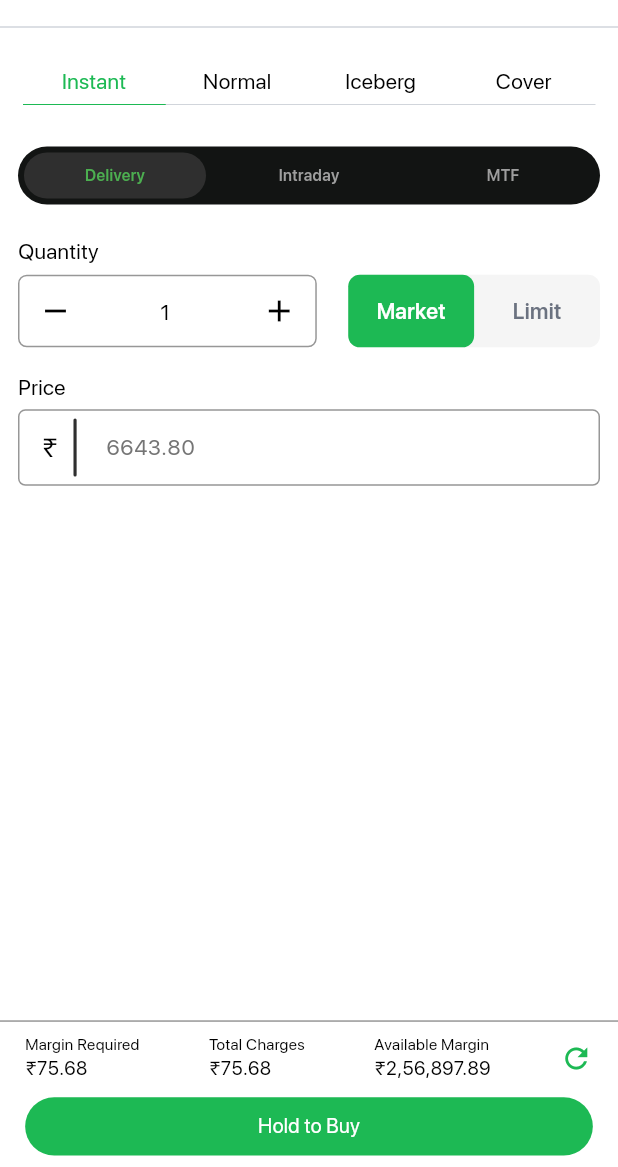
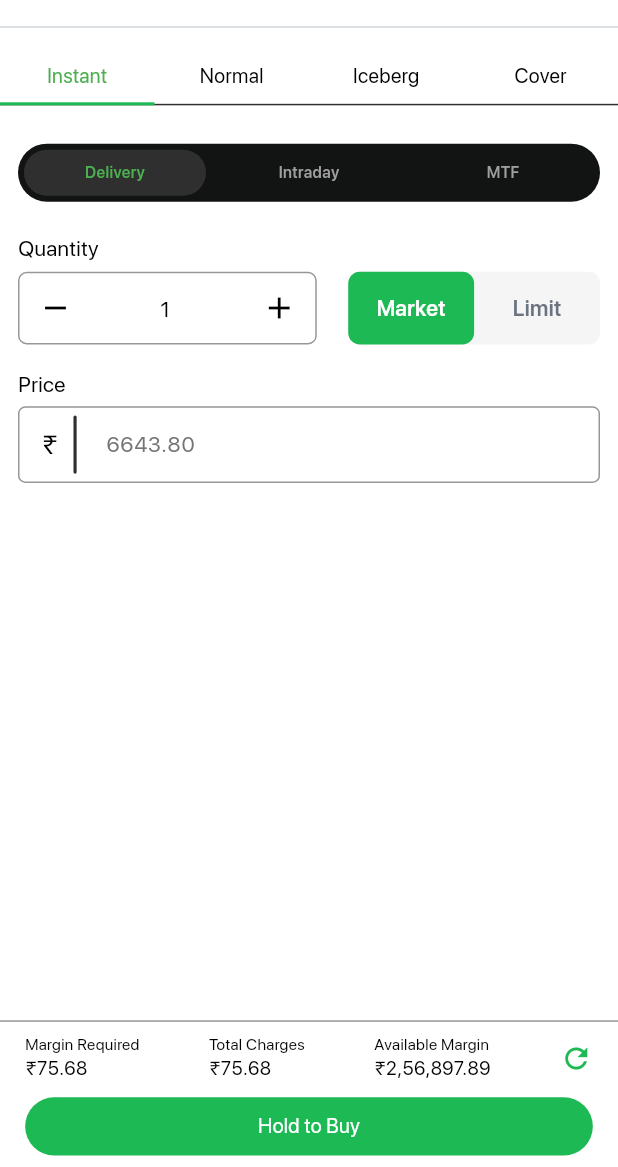
Before and after one commit to BrokingSapphire/SapphireTerminalMobile, a Flutter app: the BuyScreenWrapper screen opened directly, on a phone screen of 412 x 824 dp, the part 69-1236 px from its top. Run offline on Flutter 3.47's test engine with Material 3 defaults, Android fonts, the light colour scheme and no system bars; our stand-ins replace camera, confetti, dotted_border, fl_chart, flutter_screenutil, flutter_secure_storage and 8 more; missing offline and left inert: google_mlkit_face_detection, holdable_button, scribble; accounts and stored records are empty; project files that could hold a hidden picture were left out.

Commit message:
fix: optimise tab bars of order window

```diff
--- a/lib/screens/orderWindow/buyScreens/buyWrapper.dart
+++ b/lib/screens/orderWindow/buyScreens/buyWrapper.dart
@@ -18,30 +18,46 @@ class BuyScreenWrapper extends StatefulWidget {
 
 class _BuyScreenWrapperState extends State<BuyScreenWrapper>
     with SingleTickerProviderStateMixin {
-  late TabController _tabController;
+  late PageController _pageController;
   bool isNSE = true;
   String _selectedOrderType = "Buy";
+  int _selectedIndex = 0;
 
   List<String> list = ["Instant", "Normal", "Iceberg", "Cover"];
 
   @override
   void initState() {
     super.initState();
-    _tabController = TabController(length: 4, vsync: this);
+    _pageController = PageController(initialPage: _selectedIndex);
   }
 
   @override
   void dispose() {
-    _tabController.dispose();
+    _pageController.dispose();
     super.dispose();
+  }
+
+  void _onPageChanged(int index) {
+    setState(() {
+      _selectedIndex = index; // Update tab bar instantly on swipe
+    });
+  }
+
+  void _onTabTapped(int index) {
+    setState(() {
+      _selectedIndex = index;
+      _pageController.jumpToPage(index); // Instant switch for taps
+    });
   }
 
   void _onSwipe(bool isLeftSwipe) {
     setState(() {
-      if (isLeftSwipe && _tabController.index < _tabController.length - 1) {
-        _tabController.animateTo(_tabController.index + 1);
-      } else if (!isLeftSwipe && _tabController.index > 0) {
-        _tabController.animateTo(_tabController.index - 1);
+      if (isLeftSwipe && _pageController.page! < list.length - 1) {
+        _pageController.animateTo(_pageController.page! + 1,
+            duration: Duration(milliseconds: 300), curve: Curves.easeInOut);
+      } else if (!isLeftSwipe && _pageController.page! > 0) {
+        _pageController.animateTo(_pageController.page! - 1,
+            duration: Duration(milliseconds: 300), curve: Curves.easeInOut);
       }
     });
   }
@@ -288,11 +304,60 @@ class _BuyScreenWrapperState extends State<BuyScreenWrapper>
           ),
           Divider(color: isDark ? Color(0xff2f2f2f) : Color(0xffD1D5DB)),
           SizedBox(height: 16.h),
-          Padding(
-            padding: const EdgeInsets.symmetric(
-              horizontal: 15,
-            ),
-            child: CustomTabBar(tabController: _tabController, options: list),
+          Container(
+            color: isDark ? Colors.black : Colors.white,
+            child: Stack(children: [
+              Positioned.fill(
+                child: Container(
+                  alignment: Alignment.bottomCenter,
+                  child: Container(
+                    height: 1,
+                    color: const Color(0xff2f2f2f),
+                  ),
+                ),
+              ),
+              Row(
+                mainAxisAlignment: MainAxisAlignment.spaceEvenly,
+                children: List.generate(list.length, (index) {
+                  final isSelected = index == _selectedIndex;
+                  return Expanded(
+                    child: GestureDetector(
+                      onTap: () => _onTabTapped(index),
+                      child: Container(
+                        decoration: BoxDecoration(
+                          border: Border(
+                            bottom: BorderSide(
+                              color: isSelected
+                                  ? const Color(0xff1DB954)
+                                  : Colors.transparent,
+                              width: 2,
+                            ),
+                          ),
+                        ),
+                        child: Align(
+                          alignment: Alignment.bottomCenter,
+                          child: Padding(
+                            padding: EdgeInsets.only(bottom: 8.h),
+                            child: Text(
+                              list[index],
+                              textAlign: TextAlign.center,
+                              style: TextStyle(
+                                color: isSelected
+                                    ? Colors.green
+                                    : isDark
+                                        ? Colors.white
+                                        : Colors.black,
+                                fontSize: 14.sp,
+                              ),
+                            ),
+                          ),
+                        ),
+                      ),
+                    ),
+                  );
+                }),
+              ),
+            ]),
           ),
           SizedBox(
             height: 14.h,
@@ -306,14 +371,24 @@ class _BuyScreenWrapperState extends State<BuyScreenWrapper>
                   _onSwipe(false);
                 }
               },
-              child: TabBarView(
-                controller: _tabController,
-                children: [
-                  BuyScreenTabContent("Instant"),
-                  NormalBuyScreen("Normal"),
-                  Icebergbuyscreen("Iceberg"),
-                  MTFBuyScreen("Cover"),
-                ],
+              child: PageView.builder(
+                controller: _pageController,
+                onPageChanged: _onPageChanged,
+                itemCount: list.length,
+                itemBuilder: (context, index) {
+                  switch (index) {
+                    case 0:
+                      return BuyScreenTabContent("Instant");
+                    case 1:
+                      return NormalBuyScreen("Normal");
+                    case 2:
+                      return Icebergbuyscreen("Iceberg");
+                    case 3:
+                      return MTFBuyScreen("Cover");
+                    default:
+                      return const SizedBox.shrink();
+                  }
+                },
               ),
             ),
           ),
--- a/lib/utils/constWidgets.dart
+++ b/lib/utils/constWidgets.dart
@@ -1113,7 +1113,7 @@ class _CustomTabBarState extends State<CustomTabBar> {
                   ),
                   // Animated green indicator
                   AnimatedPositioned(
-                    duration: Duration(milliseconds: 300),
+                    duration: Duration(milliseconds: 0),
                     left: widget.tabController.index * segmentWidth,
                     child: Container(
                       height: 2.h,
```
Also changed, not shown: lib/screens/orderWindow/sellScreens/sellWrapper.dart (+109 -44 lines).
